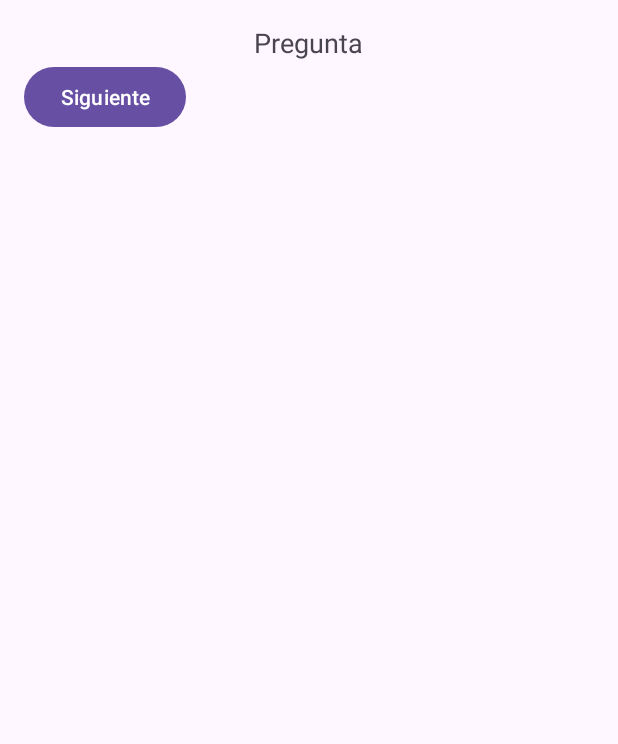
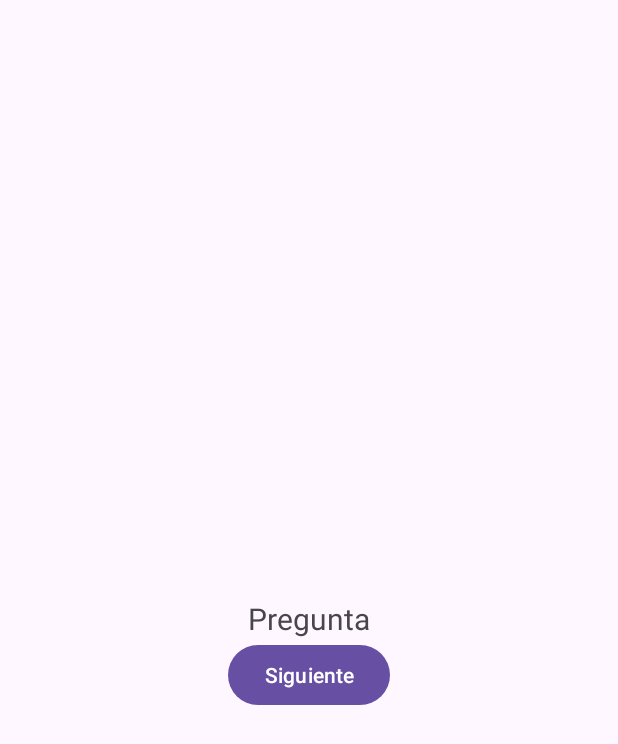
Before and after one commit to elmugrearturo/PsychometricsApp, an Android app: the layout fragment_b_f_i.xml on its own in the app's theme, with its tools: preview values and no code run, on a phone screen of 412 x 824 dp. Shown: the top 744 px of the screen. Run offline under Robolectric (Android 15) with nearby library versions, the phone set to English and light mode, and no system bars.

Commit message:
Starting adding question logic.

```diff
--- a/app/build.gradle.kts
+++ b/app/build.gradle.kts
@@ -42,6 +42,7 @@ dependencies {
     implementation(libs.material)
     implementation(libs.androidx.activity)
     implementation(libs.androidx.constraintlayout)
+    implementation(libs.gson)
     testImplementation(libs.junit)
     androidTestImplementation(libs.androidx.junit)
     androidTestImplementation(libs.androidx.espresso.core)
--- /dev/null
+++ b/app/src/main/java/com/example/mipersonalidad/models/QuestionMultipleChoice.kt
@@ -0,0 +1,6 @@
+package com.example.mipersonalidad.models
+
+class QuestionMultipleChoice(id: Int, text: String,
+                             val options: List<String>) : Question(id, text){
+                                 var selection: Int? = null
+}
--- /dev/null
+++ b/app/src/main/java/com/example/mipersonalidad/models/QuestionOpen.kt
@@ -0,0 +1,5 @@
+package com.example.mipersonalidad.models
+
+class QuestionOpen(id: Int, text: String) : Question(id, text) {
+    var answer: String? = null // Selection
+}
--- a/app/src/main/res/layout/fragment_b_f_i.xml
+++ b/app/src/main/res/layout/fragment_b_f_i.xml
@@ -1,23 +1,31 @@
 <?xml version="1.0" encoding="utf-8"?>
-<LinearLayout xmlns:android="http://schemas.android.com/apk/res/android"
-    xmlns:tools="http://schemas.android.com/tools"
-    android:layout_width="match_parent"
-    android:layout_height="match_parent"
-    android:orientation="vertical"
-    android:padding="16dp">
+
+<androidx.constraintlayout.widget.ConstraintLayout xmlns:android="http://schemas.android.com/apk/res/android"
+        xmlns:app="http://schemas.android.com/apk/res-auto"
+        xmlns:tools="http://schemas.android.com/tools"
+        android:layout_width="match_parent"
+        android:layout_height="match_parent"
+        tools:context=".BFIFragment">
 
     <TextView
         android:id="@+id/questionText"
         android:layout_width="wrap_content"
         android:layout_height="wrap_content"
+        app:layout_constraintBottom_toBottomOf="parent"
+        app:layout_constraintTop_toTopOf="parent"
+        app:layout_constraintLeft_toLeftOf="parent"
+        app:layout_constraintRight_toRightOf="parent"
         android:text="Pregunta"
-        android:textSize="18sp"
+        android:textSize="20sp"
         android:layout_gravity="center" />
 
     <RadioGroup
         android:id="@+id/answerOptions"
         android:layout_width="wrap_content"
         android:layout_height="wrap_content"
+        app:layout_constraintTop_toBottomOf="@id/questionText"
+        app:layout_constraintLeft_toLeftOf="parent"
+        app:layout_constraintRight_toRightOf="parent"
         android:orientation="vertical">
 
         <!-- Radio buttons for answer options -->
@@ -27,6 +35,9 @@
         android:id="@+id/nextQuestion"
         android:layout_width="wrap_content"
         android:layout_height="wrap_content"
+        app:layout_constraintTop_toBottomOf="@id/answerOptions"
+        app:layout_constraintLeft_toLeftOf="parent"
+        app:layout_constraintRight_toRightOf="parent"
         android:text="Siguiente" />
 
-</LinearLayout>
+</androidx.constraintlayout.widget.ConstraintLayout>
--- a/gradle/libs.versions.toml
+++ b/gradle/libs.versions.toml
@@ -1,5 +1,6 @@
 [versions]
 agp = "8.5.2"
+gson = "2.11.0"
 kotlin = "1.9.0"
 coreKtx = "1.13.1"
 junit = "4.13.2"
@@ -12,6 +13,7 @@ constraintlayout = "2.1.4"
 
 [libraries]
 androidx-core-ktx = { group = "androidx.core", name = "core-ktx", version.ref = "coreKtx" }
+gson = { module = "com.google.code.gson:gson", version.ref = "gson" }
 junit = { group = "junit", name = "junit", version.ref = "junit" }
 androidx-junit = { group = "androidx.test.ext", name = "junit", version.ref = "junitVersion" }
 androidx-espresso-core = { group = "androidx.test.espresso", name = "espresso-core", version.ref = "espressoCore" }
```
Also changed, not shown: app/src/main/assets/bfi_questions.json (+44 -44 lines), app/src/main/java/com/example/mipersonalidad/BFIFragment.kt (+91 -0 lines), app/src/main/java/com/example/mipersonalidad/models/Question.kt (+3 -4 lines).
